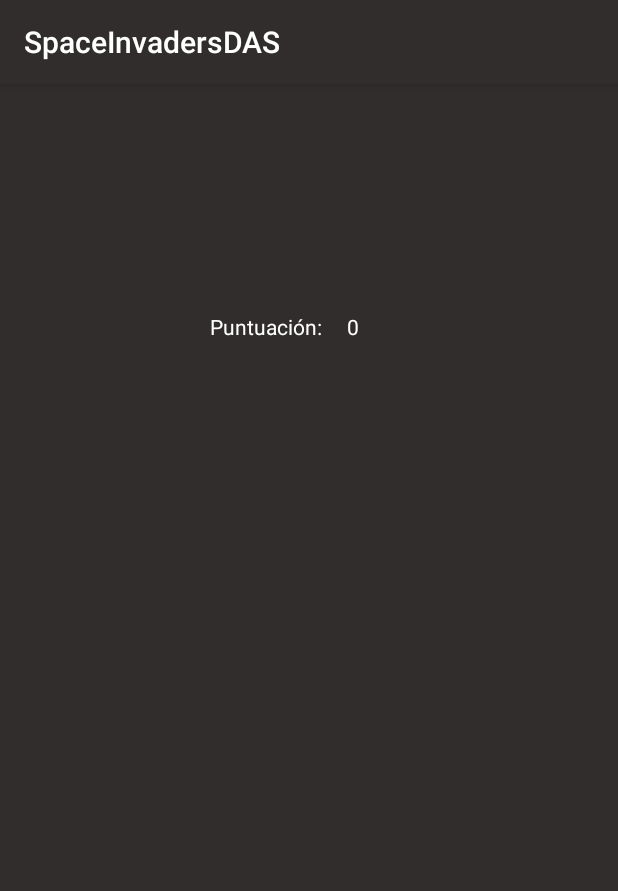
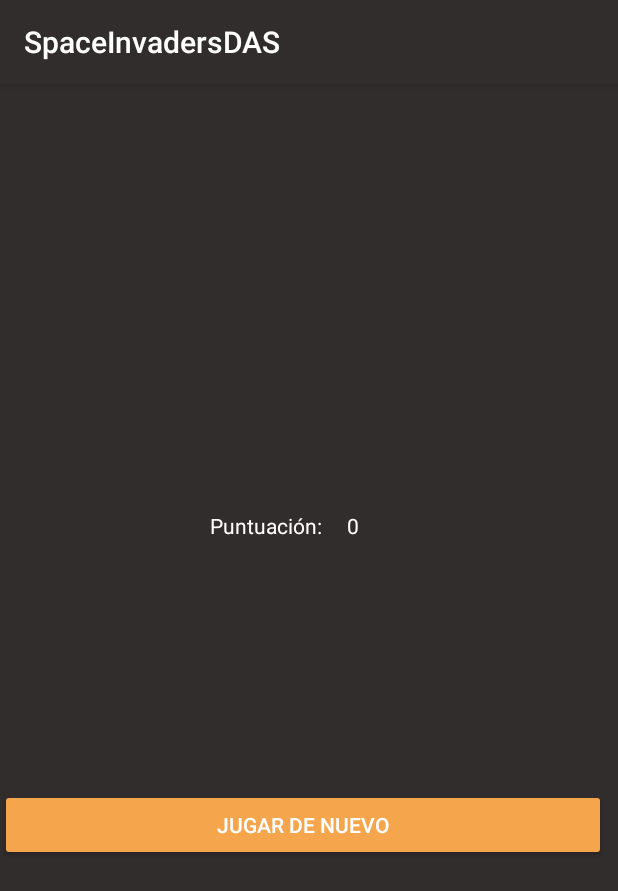
Before and after one commit to HectorM15/DAS-123H4J5, an Android app: the ScoreActivity screen opened directly, with no data from a screen before it, on a phone screen of 412 x 824 dp. Shown: the top 891 px of the screen. Run offline under Robolectric (Android 15) with nearby library versions, the phone set to English and light mode, and no system bars; 2 statements that could not run were skipped.

Commit message:
Bug Score
Solucionado

```diff
--- a/SpaceInvadersDAS/app/src/main/java/com/example/hectormediero/spaceinvadersdas/ScoreActivity.java
+++ b/SpaceInvadersDAS/app/src/main/java/com/example/hectormediero/spaceinvadersdas/ScoreActivity.java
@@ -1,7 +1,12 @@
 package com.example.hectormediero.spaceinvadersdas;
 
+import android.content.DialogInterface;
+import android.content.Intent;
+import android.support.v7.app.AlertDialog;
 import android.support.v7.app.AppCompatActivity;
 import android.os.Bundle;
+import android.view.View;
+import android.widget.Button;
 import android.widget.TextView;
 
 public class ScoreActivity extends AppCompatActivity {
@@ -10,12 +15,37 @@ public class ScoreActivity extends AppCompatActivity {
     protected void onCreate(Bundle savedInstanceState) {
         super.onCreate(savedInstanceState);
         setContentView(R.layout.activity_score);
+
+        final Intent spaceGame = new Intent(getApplicationContext(), SpaceInvaderActivity.class);
+        final Intent startGame = new Intent(getApplicationContext(), StartGameActivity.class);
+
         String result=getIntent().getExtras().getString("result");
         int score =getIntent().getExtras().getInt("score");
         TextView resultTV = findViewById(R.id.GameResult);
         TextView scoreTV = findViewById(R.id.GameScore);
+        Button replayGame = findViewById(R.id.replayButton);
         resultTV.setText(result);
         scoreTV.setText(Integer.toString(score));
+
+        final AlertDialog.Builder rejugarDialog = new AlertDialog.Builder(this);
+        rejugarDialog.setTitle("Aviso");
+        rejugarDialog.setMessage("¿Desea volver a jugar?");
+        rejugarDialog.setPositiveButton("Si", new DialogInterface.OnClickListener() {
+            public void onClick(DialogInterface dialogo1, int id) {
+                startActivity(spaceGame);
+            }
+        });
+        rejugarDialog.setNegativeButton("No", new DialogInterface.OnClickListener() {
+            public void onClick(DialogInterface dialogo1, int id) {
+                startActivity(startGame);
+            }
+        });
+
+        replayGame.setOnClickListener(new Button.OnClickListener() {
+            public void onClick(View v) {
+                rejugarDialog.show();
+            }
+        });
     }
     @Override
     public void onBackPressed (){
--- a/SpaceInvadersDAS/app/src/main/res/layout/activity_score.xml
+++ b/SpaceInvadersDAS/app/src/main/res/layout/activity_score.xml
@@ -9,8 +9,10 @@
 
     <LinearLayout
         android:layout_width="match_parent"
-        android:layout_height="match_parent"
+        android:layout_height="503dp"
+        android:layout_column="1"
         android:layout_marginEnd="8dp"
+        android:layout_row="3"
         android:orientation="vertical"
         android:visibility="visible"
         app:layout_constraintBottom_toBottomOf="parent"
@@ -27,10 +29,10 @@
             android:layout_marginEnd="8dp"
             android:layout_marginStart="8dp"
             android:layout_marginTop="8dp"
-            android:textSize="35dp"
             android:gravity="center"
             android:textAlignment="center"
             android:textColor="@android:color/background_light"
+            android:textSize="35dp"
             app:layout_constraintBottom_toBottomOf="parent"
             app:layout_constraintEnd_toEndOf="parent"
             app:layout_constraintStart_toStartOf="parent"
@@ -38,7 +40,9 @@
 
         <LinearLayout
             android:layout_width="match_parent"
-            android:layout_height="match_parent"
+            android:layout_height="205dp"
+            android:layout_column="2"
+            android:layout_row="1"
             android:orientation="horizontal">
 
             <TextView
@@ -60,6 +64,15 @@
                 android:textColor="@android:color/background_light" />
         </LinearLayout>
 
+        <Button
+            android:id="@+id/replayButton"
+            android:layout_width="match_parent"
+            android:layout_height="wrap_content"
+            android:backgroundTint="@color/colorAccent"
+            android:drawablePadding="8dp"
+            android:text="Jugar de nuevo"
+            android:textColor="@android:color/white" />
+
 
     </LinearLayout>
 
```
